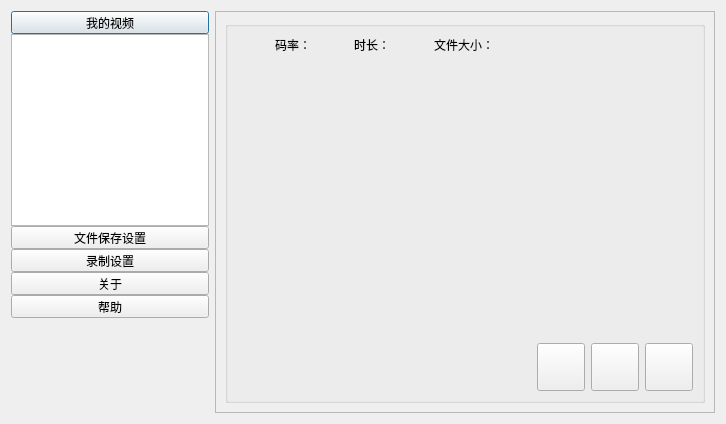
Before: the Qt Designer form obs/forms/YDBSettings.ui in sunwenjieIT/wenjie-obs-personal, drawn with Qt 5.
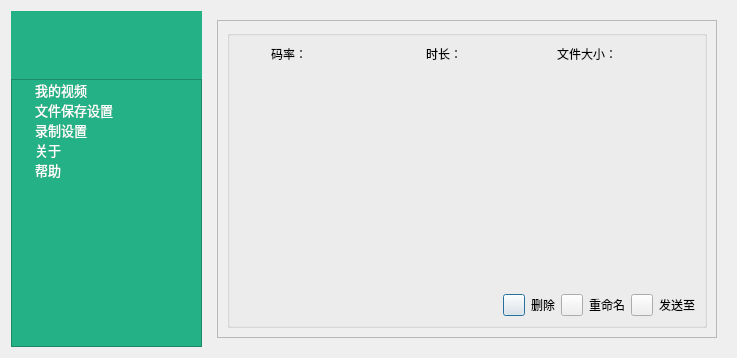
After: the same form once the commit is applied. Icons and pictures are not drawn.

Commit message: settings ui 更新 去除多个dialog, 使用stackedWidget来重构.

```diff
--- a/obs/forms/YDBSettings.ui
+++ b/obs/forms/YDBSettings.ui
@@ -6,8 +6,8 @@
    <rect>
     <x>0</x>
     <y>0</y>
-    <width>726</width>
-    <height>424</height>
+    <width>737</width>
+    <height>358</height>
    </rect>
   </property>
   <property name="windowTitle">
@@ -17,113 +17,154 @@
    <iconset>
     <normaloff>:/icon/images/YDB_icon.png</normaloff>:/icon/images/YDB_icon.png</iconset>
   </property>
-  <layout class="QVBoxLayout" name="verticalLayout_2">
-   <item>
     <layout class="QHBoxLayout" name="horizontalLayout_2">
      <item>
-      <layout class="QVBoxLayout" name="verticalLayout">
+    <layout class="QVBoxLayout" name="verticalLayout_2">
        <property name="spacing">
         <number>0</number>
        </property>
+     <property name="sizeConstraint">
+      <enum>QLayout::SetDefaultConstraint</enum>
+     </property>
        <item>
-        <widget class="QPushButton" name="videoButton">
+      <widget class="QLabel" name="label_8">
+       <property name="styleSheet">
+        <string notr="true">background-color: rgb(37, 177, 134);</string>
+       </property>
+       <property name="text">
+        <string/>
+       </property>
+      </widget>
+     </item>
+     <item>
+      <widget class="QLabel" name="label_7">
          <property name="minimumSize">
           <size>
-           <width>0</width>
-           <height>23</height>
-          </size>
-         </property>
+         <width>130</width>
+         <height>40</height>
+        </size>
+       </property>
+       <property name="maximumSize">
+        <size>
+         <width>16777215</width>
+         <height>40</height>
+        </size>
+       </property>
          <property name="styleSheet">
-          <string notr="true">padding:0</string>
-         </property>
+        <string notr="true">image: url(:/ydb/images/YDB-logo.png);
+background-color: rgb(37, 177, 134);</string>
+       </property>
+       <property name="text">
+        <string/>
+       </property>
+      </widget>
+     </item>
+     <item>
+      <widget class="QLabel" name="label_9">
+       <property name="styleSheet">
+        <string notr="true">background-color: rgb(37, 177, 134);</string>
+       </property>
+       <property name="text">
+        <string/>
+       </property>
+      </widget>
+     </item>
+     <item>
+      <widget class="QTreeWidget" name="treeWidget">
+       <property name="maximumSize">
+        <size>
+         <width>16777215</width>
+         <height>16777215</height>
+        </size>
+       </property>
+       <property name="font">
+        <font>
+         <pointsize>10</pointsize>
+        </font>
+       </property>
+       <property name="contextMenuPolicy">
+        <enum>Qt::DefaultContextMenu</enum>
+       </property>
+       <property name="styleSheet">
+        <string notr="true">background-color: rgb(37, 177, 134);
+color: rgb(255, 255, 255);
+gridline-color: rgb(37, 177, 134);
+selection-color: rgb(0, 165, 119);</string>
+       </property>
+       <property name="lineWidth">
+        <number>0</number>
+       </property>
+       <property name="uniformRowHeights">
+        <bool>false</bool>
+       </property>
+       <property name="itemsExpandable">
+        <bool>true</bool>
+       </property>
+       <property name="headerHidden">
+        <bool>true</bool>
+       </property>
+       <property name="columnCount">
+        <number>1</number>
+       </property>
+       <column>
+        <property name="text">
+         <string/>
+        </property>
+       </column>
+       <item>
          <property name="text">
           <string>我的视频</string>
          </property>
-        </widget>
+        <property name="icon">
+         <iconset resource="obs.qrc">
+          <normaloff>:/ydb/images/YDB-video.png</normaloff>:/ydb/images/YDB-video.png</iconset>
+        </property>
        </item>
        <item>
-        <widget class="QListWidget" name="listWidget"/>
-       </item>
-       <item>
-        <widget class="QPushButton" name="pathSettingsButton">
-         <property name="minimumSize">
-          <size>
-           <width>0</width>
-           <height>23</height>
-          </size>
-         </property>
-         <property name="styleSheet">
-          <string notr="true">margin:0</string>
-         </property>
          <property name="text">
           <string>文件保存设置</string>
          </property>
-        </widget>
+        <property name="icon">
+         <iconset resource="obs.qrc">
+          <normaloff>:/ydb/images/YDB-save-settings.png</normaloff>:/ydb/images/YDB-save-settings.png</iconset>
+        </property>
        </item>
        <item>
-        <widget class="QPushButton" name="videoSettingsButton">
-         <property name="minimumSize">
-          <size>
-           <width>0</width>
-           <height>23</height>
-          </size>
-         </property>
-         <property name="styleSheet">
-          <string notr="true">margin:0</string>
-         </property>
          <property name="text">
           <string>录制设置</string>
          </property>
-        </widget>
+        <property name="icon">
+         <iconset resource="obs.qrc">
+          <normaloff>:/ydb/images/YDB-tape-set.png</normaloff>:/ydb/images/YDB-tape-set.png</iconset>
+        </property>
        </item>
        <item>
-        <widget class="QPushButton" name="aboutButton">
-         <property name="minimumSize">
-          <size>
-           <width>0</width>
-           <height>23</height>
-          </size>
-         </property>
-         <property name="styleSheet">
-          <string notr="true">margin:0</string>
-         </property>
          <property name="text">
           <string>关于</string>
          </property>
-        </widget>
+        <property name="icon">
+         <iconset resource="obs.qrc">
+          <normaloff>:/ydb/images/YDB-about.png</normaloff>:/ydb/images/YDB-about.png</iconset>
+        </property>
        </item>
        <item>
-        <widget class="QPushButton" name="helpButton">
-         <property name="minimumSize">
-          <size>
-           <width>0</width>
-           <height>23</height>
-          </size>
-         </property>
-         <property name="styleSheet">
-          <string notr="true">margin:0</string>
-         </property>
          <property name="text">
           <string>帮助</string>
          </property>
-        </widget>
-       </item>
-       <item>
-        <spacer name="verticalSpacer">
-         <property name="orientation">
-          <enum>Qt::Vertical</enum>
-         </property>
-         <property name="sizeHint" stdset="0">
-          <size>
-           <width>20</width>
-           <height>40</height>
-          </size>
-         </property>
-        </spacer>
-       </item>
+        <property name="icon">
+         <iconset resource="obs.qrc">
+          <normaloff>:/ydb/images/YDB-help.png</normaloff>:/ydb/images/YDB-help.png</iconset>
+        </property>
+       </item>
+      </widget>
+     </item>
       </layout>
      </item>
      <item>
+    <widget class="QStackedWidget" name="stackedWidget">
+     <widget class="QWidget" name="page_3">
+      <layout class="QGridLayout" name="gridLayout_2">
+       <item row="0" column="0">
       <widget class="QFrame" name="frame">
        <property name="minimumSize">
         <size>
@@ -143,95 +184,30 @@
           <property name="title">
            <string/>
           </property>
-          <layout class="QGridLayout" name="gridLayout_2">
-           <item row="0" column="5">
-            <widget class="QLabel" name="label_6">
-             <property name="text">
-              <string>文件大小：</string>
-             </property>
-            </widget>
-           </item>
-           <item row="0" column="1">
+            <layout class="QVBoxLayout" name="verticalLayout_3">
+             <item>
+              <layout class="QHBoxLayout" name="horizontalLayout">
+               <property name="spacing">
+                <number>10</number>
+               </property>
+               <item>
             <widget class="QLabel" name="label_5">
              <property name="text">
               <string>码率：</string>
              </property>
-            </widget>
-           </item>
-           <item row="0" column="2">
-            <widget class="QLabel" name="label_7">
-             <property name="text">
-              <string/>
+                 <property name="alignment">
+                  <set>Qt::AlignRight|Qt::AlignTrailing|Qt::AlignVCenter</set>
              </property>
             </widget>
            </item>
-           <item row="2" column="8">
-            <widget class="QPushButton" name="renameButton">
-             <property name="minimumSize">
-              <size>
-               <width>48</width>
-               <height>48</height>
-              </size>
-             </property>
-             <property name="maximumSize">
-              <size>
-               <width>48</width>
-               <height>48</height>
-              </size>
-             </property>
-             <property name="styleSheet">
-              <string notr="true">border-image: url(:/res/images/YDB_rename.png);</string>
-             </property>
+               <item>
+                <widget class="QLabel" name="kbps_value">
              <property name="text">
               <string/>
              </property>
             </widget>
            </item>
-           <item row="2" column="7">
-            <widget class="QPushButton" name="deleteButton">
-             <property name="minimumSize">
-              <size>
-               <width>48</width>
-               <height>48</height>
-              </size>
-             </property>
-             <property name="maximumSize">
-              <size>
-               <width>48</width>
-               <height>48</height>
-              </size>
-             </property>
-             <property name="styleSheet">
-              <string notr="true">border-image: url(:/res/images/YDB_delete.png);</string>
-             </property>
-             <property name="text">
-              <string/>
-             </property>
-            </widget>
-           </item>
-           <item row="2" column="9">
-            <widget class="QPushButton" name="uploadButton">
-             <property name="minimumSize">
-              <size>
-               <width>48</width>
-               <height>48</height>
-              </size>
-             </property>
-             <property name="maximumSize">
-              <size>
-               <width>48</width>
-               <height>48</height>
-              </size>
-             </property>
-             <property name="styleSheet">
-              <string notr="true">border-image: url(:/res/images/YDB_upload.png);</string>
-             </property>
-             <property name="text">
-              <string/>
-             </property>
-            </widget>
-           </item>
-           <item row="0" column="3">
+               <item>
             <widget class="QLabel" name="label_4">
              <property name="maximumSize">
               <size>
@@ -242,23 +218,38 @@
              <property name="text">
               <string>时长：</string>
              </property>
-            </widget>
-           </item>
-           <item row="0" column="4">
-            <widget class="QLabel" name="label_8">
+                 <property name="alignment">
+                  <set>Qt::AlignRight|Qt::AlignTrailing|Qt::AlignVCenter</set>
+                 </property>
+                </widget>
+               </item>
+               <item>
+                <widget class="QLabel" name="time_value">
              <property name="text">
               <string/>
              </property>
             </widget>
            </item>
-           <item row="0" column="6">
-            <widget class="QLabel" name="label_9">
+               <item>
+                <widget class="QLabel" name="label_6">
              <property name="text">
+                  <string>文件大小：</string>
+                 </property>
+                 <property name="alignment">
+                  <set>Qt::AlignRight|Qt::AlignTrailing|Qt::AlignVCenter</set>
+                 </property>
+                </widget>
+               </item>
+               <item>
+                <widget class="QLabel" name="size_value">
+                 <property name="text">
               <string/>
              </property>
             </widget>
            </item>
-           <item row="1" column="0" colspan="10">
+              </layout>
+             </item>
+             <item>
             <layout class="QHBoxLayout" name="horizontalLayout_3">
              <item>
               <spacer name="verticalSpacer_2">
@@ -275,13 +266,139 @@
              </item>
             </layout>
            </item>
-          </layout>
+             <item>
+              <layout class="QHBoxLayout" name="horizontalLayout_4">
+               <item>
+                <spacer name="horizontalSpacer">
+                 <property name="orientation">
+                  <enum>Qt::Horizontal</enum>
+                 </property>
+                 <property name="sizeHint" stdset="0">
+                  <size>
+                   <width>40</width>
+                   <height>20</height>
+                  </size>
+                 </property>
+                </spacer>
+               </item>
+               <item>
+                <widget class="QPushButton" name="deleteButton">
+                 <property name="minimumSize">
+                  <size>
+                   <width>22</width>
+                   <height>22</height>
+                  </size>
+                 </property>
+                 <property name="maximumSize">
+                  <size>
+                   <width>22</width>
+                   <height>22</height>
+                  </size>
+                 </property>
+                 <property name="styleSheet">
+                  <string notr="true">border-image: url(:/ydb/images/YDB-delete.png);
+</string>
+                 </property>
+                 <property name="text">
+                  <string/>
+                 </property>
+                </widget>
+               </item>
+               <item>
+                <widget class="QLabel" name="label">
+                 <property name="maximumSize">
+                  <size>
+                   <width>40</width>
+                   <height>16777215</height>
+                  </size>
+                 </property>
+                 <property name="text">
+                  <string>删除</string>
+                 </property>
+                </widget>
+               </item>
+               <item>
+                <widget class="QPushButton" name="renameButton">
+                 <property name="minimumSize">
+                  <size>
+                   <width>22</width>
+                   <height>22</height>
+                  </size>
+                 </property>
+                 <property name="maximumSize">
+                  <size>
+                   <width>22</width>
+                   <height>22</height>
+                  </size>
+                 </property>
+                 <property name="styleSheet">
+                  <string notr="true">border-image: url(:/ydb/images/YDB-rename.png);</string>
+                 </property>
+                 <property name="text">
+                  <string/>
+                 </property>
+                </widget>
+               </item>
+               <item>
+                <widget class="QLabel" name="label_2">
+                 <property name="maximumSize">
+                  <size>
+                   <width>40</width>
+                   <height>16777215</height>
+                  </size>
+                 </property>
+                 <property name="text">
+                  <string>重命名</string>
+                 </property>
+                </widget>
+               </item>
+               <item>
+                <widget class="QPushButton" name="uploadButton">
+                 <property name="minimumSize">
+                  <size>
+                   <width>22</width>
+                   <height>22</height>
+                  </size>
+                 </property>
+                 <property name="maximumSize">
+                  <size>
+                   <width>22</width>
+                   <height>22</height>
+                  </size>
+                 </property>
+                 <property name="styleSheet">
+                  <string notr="true">border-image: url(:/ydb/images/YDB-upload.png);</string>
+                 </property>
+                 <property name="text">
+                  <string/>
+                 </property>
+                </widget>
+               </item>
+               <item>
+                <widget class="QLabel" name="label_3">
+                 <property name="maximumSize">
+                  <size>
+                   <width>40</width>
+                   <height>16777215</height>
+                  </size>
+                 </property>
+                 <property name="text">
+                  <string>发送至</string>
+                 </property>
+                </widget>
+               </item>
+              </layout>
+             </item>
+            </layout>
          </widget>
         </item>
        </layout>
       </widget>
      </item>
     </layout>
+     </widget>
+     <widget class="QWidget" name="page_4"/>
+    </widget>
    </item>
   </layout>
  </widget>
```
Lines whose indentation alone changed are shown as unchanged. The commit also changes 51 other files.
